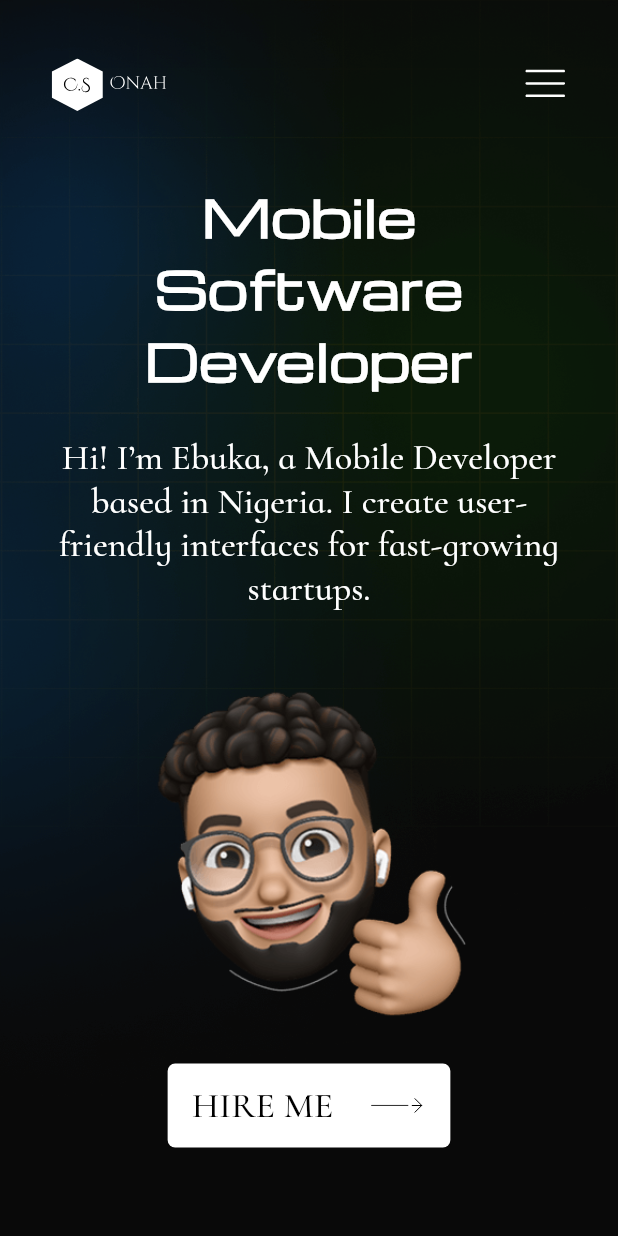
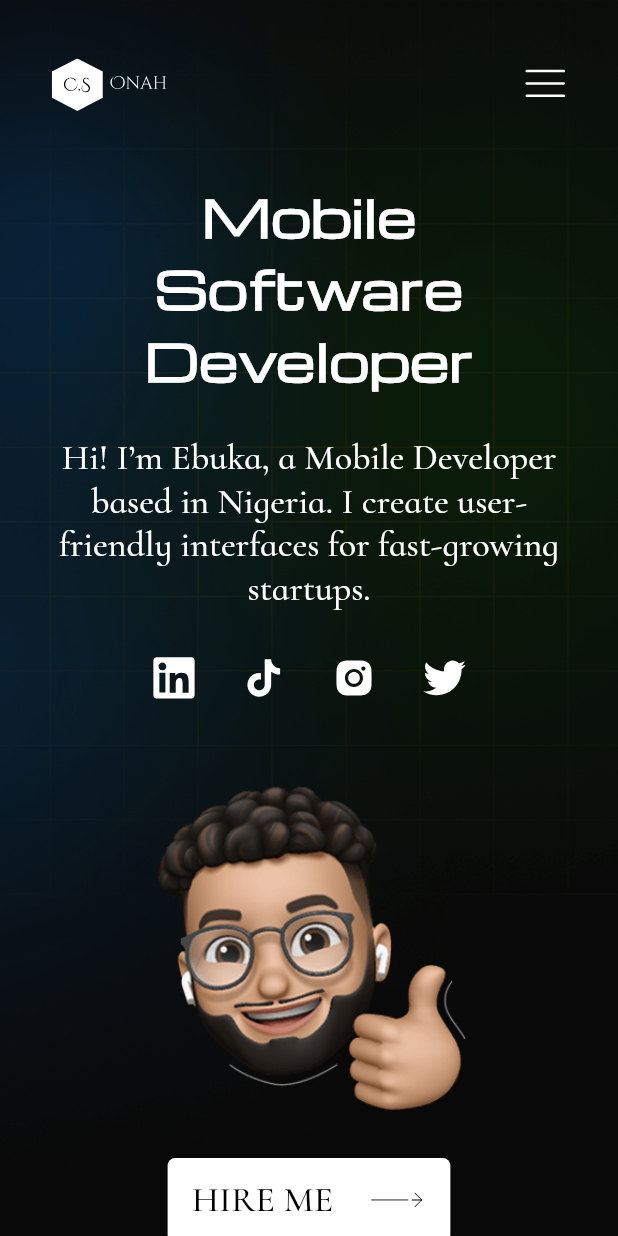
Before and after one commit to cs-onah/onah-portfolio, a Flutter app: the screen it shows after launch, on a phone screen of 412 x 824 dp. Run offline on Flutter 3.47's test engine with Material 3 defaults, Android fonts, the light colour scheme and no system bars; our stand-ins replace animated_text_kit, cached_network_image, firebase_core, flutter_dotenv, flutter_svg, go_router; accounts and stored records are empty.

Commit message:
added social widget

```diff
--- a/lib/core/constants/svg_path.dart
+++ b/lib/core/constants/svg_path.dart
@@ -22,4 +22,9 @@ class SvgPath {
   static const snackWarning = "$basePath/snack_warning.svg";
   static const snackError = "$basePath/snack_error.svg";
   static const hamburger = "$basePath/hamburger.svg";
+  static const facebookMedia = "$basePath/facebook_media.svg";
+  static const instagramMedia = "$basePath/instagram_media.svg";
+  static const linkedinMedia = "$basePath/linkedin_media.svg";
+  static const tiktokMedia = "$basePath/tiktok_media.svg";
+  static const twitterMedia = "$basePath/twitter_media.svg";
 }
--- a/lib/ui/features/home/screens/front_page.dart
+++ b/lib/ui/features/home/screens/front_page.dart
@@ -5,6 +5,7 @@ import 'package:onah_portfolio/ui/features/home/screens/mobile_pages/mobile_fron
 import 'package:onah_portfolio/ui/features/home/utils/header_keys.dart';
 import 'package:onah_portfolio/ui/features/home/widgets/arrow_text.dart';
 import 'package:onah_portfolio/ui/features/home/widgets/custom_app_bar.dart';
+import 'package:onah_portfolio/ui/features/home/widgets/social_widget.dart';
 import 'package:onah_portfolio/ui/features/home/widgets/title_widget.dart';
 import 'package:onah_portfolio/ui/shared/widgets/image_render_widget.dart';
 import 'package:onah_portfolio/ui/shared/widgets/layout_constraint.dart';
@@ -56,7 +57,9 @@ class FrontPage extends StatelessWidget {
                         "I create user-friendly interfaces for fast-growing startups.",
                         style: context.textTheme.bodyLarge,
                       ),
-                      const SizedBox(height: 27),
+                      const SizedBox(height: 20),
+                      const SocialWidget(),
+                      const SizedBox(height: 60),
                       ElevatedButton(
                         onPressed: () => goToPage(HeaderKey.formPage),
                         child: const ArrowText(child: Text("HIRE ME")),
--- a/lib/ui/features/home/screens/mobile_pages/mobile_front_page.dart
+++ b/lib/ui/features/home/screens/mobile_pages/mobile_front_page.dart
@@ -4,6 +4,7 @@ import 'package:onah_portfolio/core/utils/context_extension.dart';
 import 'package:onah_portfolio/ui/features/home/utils/header_keys.dart';
 import 'package:onah_portfolio/ui/features/home/widgets/arrow_text.dart';
 import 'package:onah_portfolio/ui/features/home/widgets/custom_app_bar.dart';
+import 'package:onah_portfolio/ui/features/home/widgets/social_widget.dart';
 import 'package:onah_portfolio/ui/features/home/widgets/title_widget.dart';
 import 'package:onah_portfolio/ui/shared/widgets/image_render_widget.dart';
 import 'package:onah_portfolio/ui/shared/widgets/layout_constraint.dart';
@@ -45,7 +46,9 @@ class MobileFrontPage extends StatelessWidget {
               style: context.textTheme.bodyLarge,
               textAlign: TextAlign.center,
             ),
-            const SizedBox(height: 27),
+            const SizedBox(height: 30),
+            const Center(child: SocialWidget()),
+            const SizedBox(height: 30),
             ImageRenderWidget.asset(imagePath: ImagePath.avatar, width: 275),
             const SizedBox(width: 27),
             ElevatedButton(
--- /dev/null
+++ b/lib/ui/features/home/widgets/social_widget.dart
@@ -0,0 +1,54 @@
+import 'package:flutter/material.dart';
+import 'package:onah_portfolio/core/constants/svg_path.dart';
+import 'package:onah_portfolio/ui/shared/widgets/svg_render_widget.dart';
+import 'package:url_launcher/url_launcher.dart';
+
+class SocialWidget extends StatelessWidget {
+  const SocialWidget({super.key});
+
+  @override
+  Widget build(BuildContext context) {
+    double spacing = 30.0;
+    double iconHeight = 30;
+    return Row(
+      mainAxisSize: MainAxisSize.min,
+      children: [
+        InkWell(
+          onTap: () => open("https://www.linkedin.com/in/csonah"),
+          child: const SvgRenderWidget(
+            svgPath: SvgPath.linkedinMedia,
+            height: 30,
+          ),
+        ),
+        SizedBox(width: spacing),
+        InkWell(
+          onTap: () => open("https://www.tiktok.com/@cs_onah"),
+          child: const SvgRenderWidget(
+            svgPath: SvgPath.tiktokMedia,
+            height: 30,
+          ),
+        ),
+        SizedBox(width: spacing),
+        InkWell(
+          onTap: () => open("https://www.instagram.com/cs_onah"),
+          child: const SvgRenderWidget(
+            svgPath: SvgPath.instagramMedia,
+            height: 30,
+          ),
+        ),
+        SizedBox(width: spacing),
+        InkWell(
+          onTap: () => open("https://x.com/cs_onah"),
+          child: const SvgRenderWidget(
+            svgPath: SvgPath.twitterMedia,
+            height: 30,
+          ),
+        ),
+      ],
+    );
+  }
+
+  open(String url) {
+    launchUrl(Uri.parse(url));
+  }
+}
```
Also changed, not shown: assets/svgs/facebook_media.svg (added), assets/svgs/instagram_media.svg (added), assets/svgs/linkedin_media.svg (added), assets/svgs/tiktok_media.svg (added), assets/svgs/twitter_media.svg (added).
